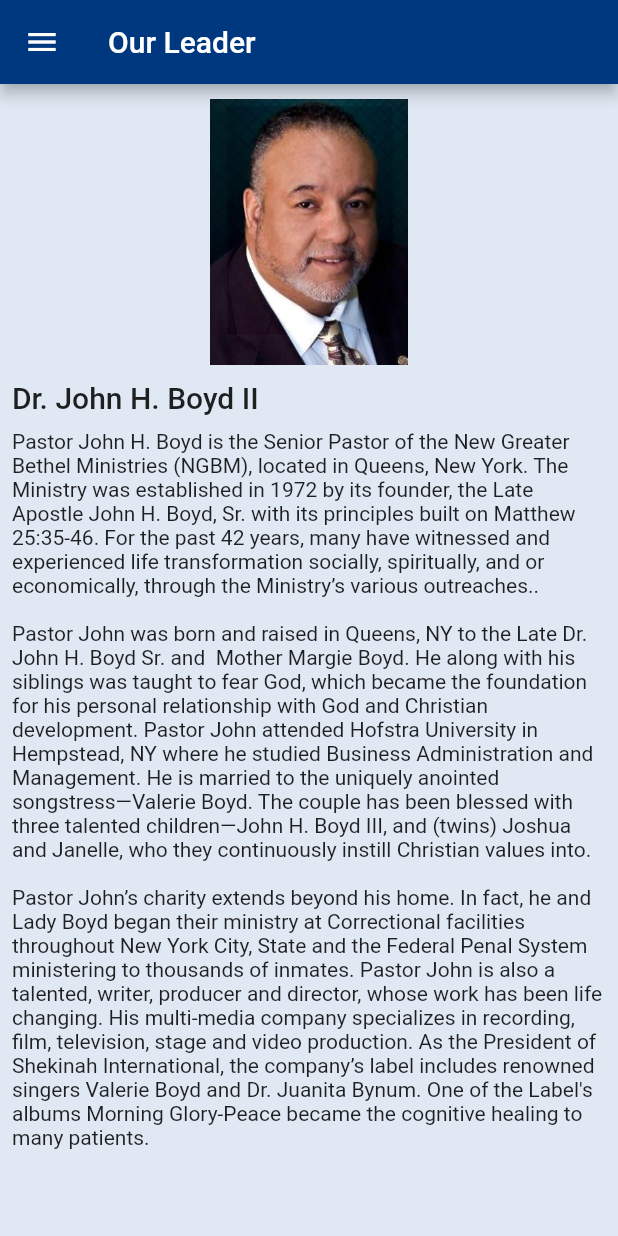
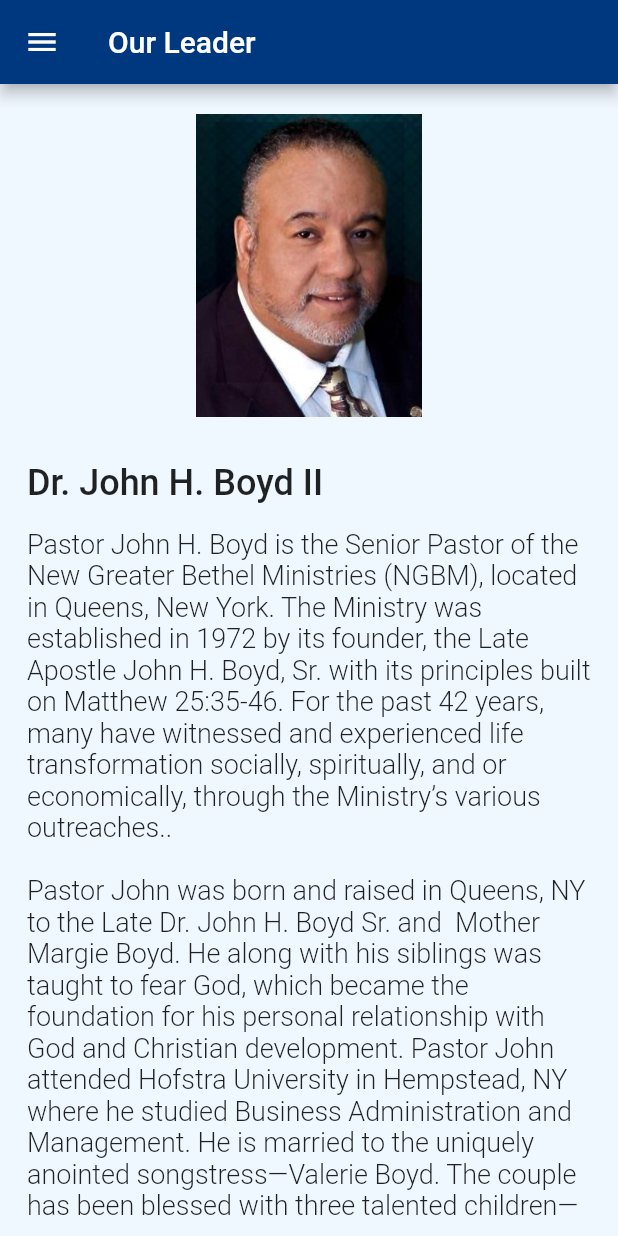
Before and after one commit to samvictor/ngbm, a Flutter app: the About screen opened directly, on a phone screen of 412 x 824 dp. Run offline on Flutter 3.47's test engine with Material 2 defaults, Android fonts, the phone set to English and light mode, and no system bars; our stand-ins replace firebase_auth, firebase_database, firebase_messaging, shared_preferences, webview_flutter; accounts and stored records are empty.

Commit message:
Some minor aesthetic changes

```diff
--- a/lib/widgets.dart
+++ b/lib/widgets.dart
@@ -436,23 +436,23 @@
             children: <Widget> [
                 new Container(height: 10.0),
                 new Row ( children: <Widget> [
-                    new Flexible(child: new Container(),flex: 2,),
+                    new Flexible(child: new Container(),flex: 3,),
                     new Flexible (
                         child: new Image.asset('img/mis/pastor.jpg', fit: BoxFit.contain),
-                        flex: 2,
-                    ),
-                    new Flexible(child: new Container(), flex: 2,),
+                        flex: 4,
+                    ),
+                    new Flexible(child: new Container(), flex: 3,),
                 ]),
-                new Container(height: 10.0),
-                new Text('Dr. John H. Boyd II', style: new TextStyle(fontWeight: FontWeight.w500, fontSize: 20.0)),
-                new Container(height: 10.0),
-                new Text(pastor_bio),
+                new Container(height: 30.0),
+                new Text('Dr. John H. Boyd II', style: new TextStyle(fontWeight: FontWeight.w500, fontSize: 24.0)),
+                new Container(height: 16.0),
+                new Text(pastor_bio, style: new TextStyle(fontWeight: FontWeight.w300, fontSize: 18.0)),
                 new Container(height: 20.0),
             ]
           ),
-          padding: new EdgeInsets.fromLTRB(8.0, 0.0, 8.0, 0.0),
+          padding: new EdgeInsets.fromLTRB(18.0, 10.0, 18.0, 10.0),
         ),
-        color: new Color(0xffe0e8f3),
+        color: new Color(0xfff0f8ff),
       ),
     );
   }
@@ -558,16 +558,11 @@
                 new InkWell (
                     child: new Stack (
                         children: <Widget> [
-                          new Center (
-                            child: new Row (
-                              children: <Widget>[ new Expanded (
-                                child: new Image.asset(
+                          new Image.asset(
                                       'img/mis/demand.jpg',
                                       fit: BoxFit.cover,
                                 ),
-                              ),],
-                            ),
-                          ),
+
                           new Center(
                             child: new Container(
                               decoration: new BoxDecoration(
@@ -1104,7 +1099,7 @@
                         ),
                         padding: new EdgeInsets.fromLTRB(0.0, 0.0, 0.0, 0.0),
                     ),
-                    new Container(height: 12.0),
+                    new Container(height: 15.0),
 
                     new Padding (
                         child: new MaterialButton (
@@ -1124,11 +1119,11 @@
                             ),
                             onPressed: () => launchURL('https://www.google.com/maps/place/New+Greater+Bethel+Ministries'),
                             height: 60.0,
-                            color: Colors.teal,
+                            color: new Color(0xFF2150a8),
                         ),
                         padding: new EdgeInsets.symmetric( horizontal: 8.0 ),
                     ),
-                    new Container(height: 8.0),
+                    new Container(height: 10.0),
 
                     new Padding (
                         child: new MaterialButton (
@@ -1151,11 +1146,11 @@
                             ),
                             onPressed: () => launchURL('tel:+1 718 740 4357'),
                             height: 55.0,
-                            color: Colors.teal,
+                            color: new Color(0xFF2150a8),
                         ),
                         padding: new EdgeInsets.symmetric(horizontal: 8.0),
                     ),
-                    new Container(height: 12.0),
+                    new Container(height: 15.0),
 
                     new Container (
                         child: new Padding (
@@ -1188,9 +1183,9 @@
                                     _build_entry('5:00 am - Morning Glory Prayer'),
                                 ],
                             ),
-                            padding: new EdgeInsets.fromLTRB(20.0, 20.0, 20.0, 40.0),
-                        ),
-                        color:  new Color(0xFF016080),
+                            padding: new EdgeInsets.fromLTRB(20.0, 30.0, 20.0, 50.0),
+                        ),
+                        color:  new Color(0xFF2150a8),
                     ),
                 ]
             ),
```
